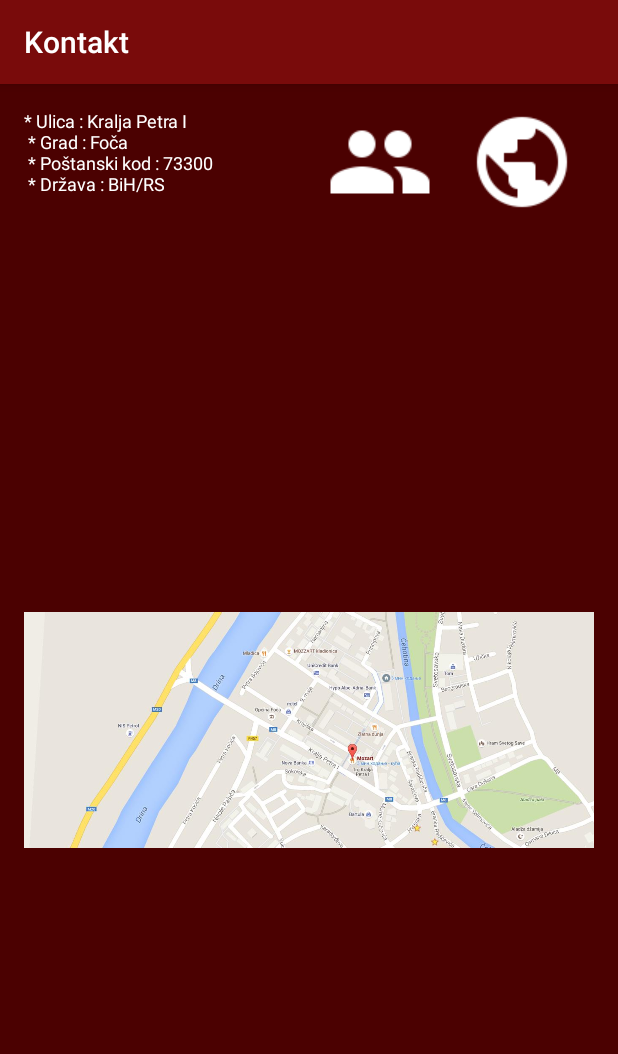
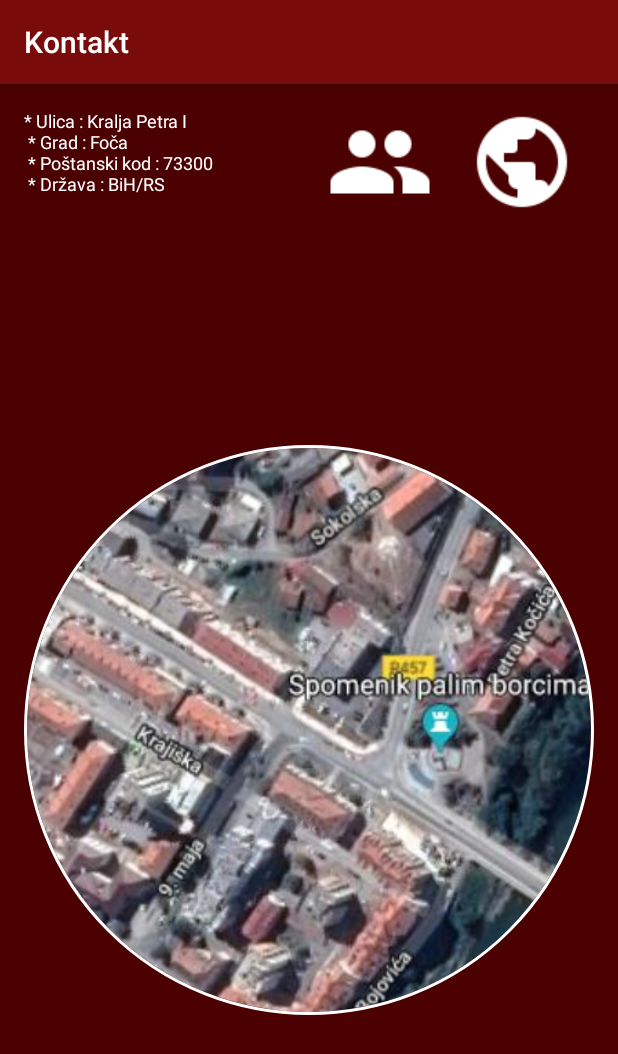
Before and after one commit to miki995/Mozart, an Android app: the ActivityContact screen opened directly, with no data from a screen before it, on a phone screen of 412 x 824 dp. Shown: the top 1054 px of the screen. Run offline under Robolectric (Android 15) with nearby library versions, the phone set to English and light mode, and no system bars; our stand-ins replace CircleImageView.

Commit message:
improved UI

```diff
--- a/app/build.gradle
+++ b/app/build.gradle
@@ -23,4 +23,5 @@ dependencies {
     testCompile 'junit:junit:4.12'
     compile 'com.android.support:appcompat-v7:27.0.2'
     compile 'com.squareup.picasso:picasso:2.5.2'
+    compile 'de.hdodenhof:circleimageview:2.2.0'
 }
--- a/app/src/main/res/drawable/button1.xml
+++ b/app/src/main/res/drawable/button1.xml
@@ -18,7 +18,7 @@
         <shape android:shape="rectangle"  >
             <corners android:radius="1dip" />
             <stroke android:width="1dip" android:color="#ffff" />
-            <gradient android:angle="-90" android:startColor="#4B0101" android:endColor="#6d0a0a" />
+            <gradient android:angle="-90" android:startColor="#640805" android:endColor="#310101" />
         </shape>
     </item>
 </selector>
--- a/app/src/main/res/layout/activity_contact.xml
+++ b/app/src/main/res/layout/activity_contact.xml
@@ -3,18 +3,20 @@
     xmlns:tools="http://schemas.android.com/tools"
     android:layout_width="match_parent"
     android:layout_height="match_parent"
+    android:background="@color/backgroundColor"
+    android:orientation="vertical"
     android:paddingBottom="@dimen/activity_vertical_margin"
     android:paddingLeft="@dimen/activity_horizontal_margin"
     android:paddingRight="@dimen/activity_horizontal_margin"
     android:paddingTop="@dimen/activity_vertical_margin"
-    tools:context="com.inc.miki.mozart.ActivityContact"
-    android:background="@color/backgroundColor"
-    android:orientation="vertical">
+    tools:context="com.inc.miki.mozart.ActivityContact">
+
     <LinearLayout
         android:layout_width="match_parent"
         android:layout_height="wrap_content"
         android:orientation="horizontal"
         android:weightSum="4">
+
         <TextView
             android:layout_width="0dp"
             android:layout_height="match_parent"
@@ -30,7 +32,7 @@
             android:background="@android:color/transparent"
             android:drawableTop="@drawable/face"
             android:onClick="facebookMocart"
-        android:paddingBottom="2dp"/>
+            android:paddingBottom="2dp" />
 
         <Button
             android:layout_width="0dp"
@@ -42,11 +44,14 @@
             android:paddingBottom="2dp" />
 
     </LinearLayout>
-    <ImageView
+
+    <de.hdodenhof.circleimageview.CircleImageView xmlns:app="http://schemas.android.com/apk/res-auto"
+        android:id="@+id/profile_image"
         android:layout_width="match_parent"
         android:layout_height="match_parent"
         android:src="@drawable/mapa"
-        android:contentDescription="@string/map"/>
+        app:civ_border_color="#FFF"
+        app:civ_border_width="2dp" />
 
 
 </LinearLayout>
```
Also changed, not shown: app/src/main/res/drawable/mapa.PNG. Lines whose indentation alone changed are shown as unchanged.
